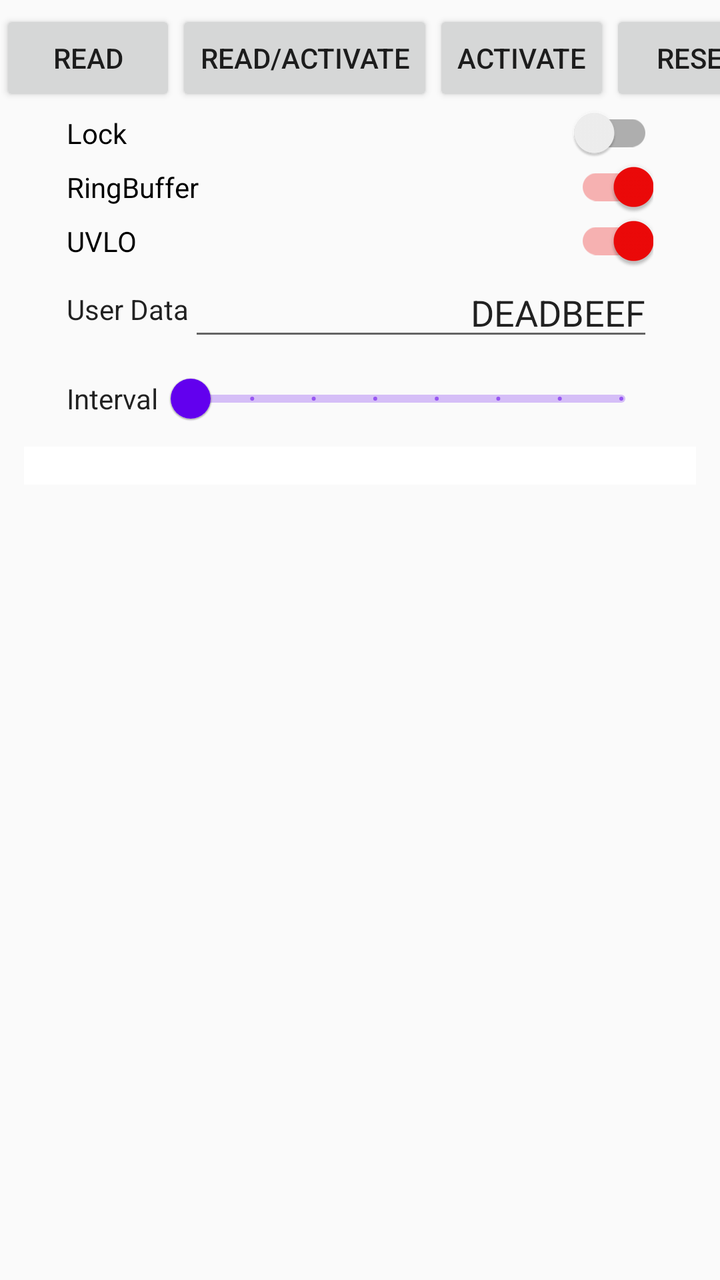
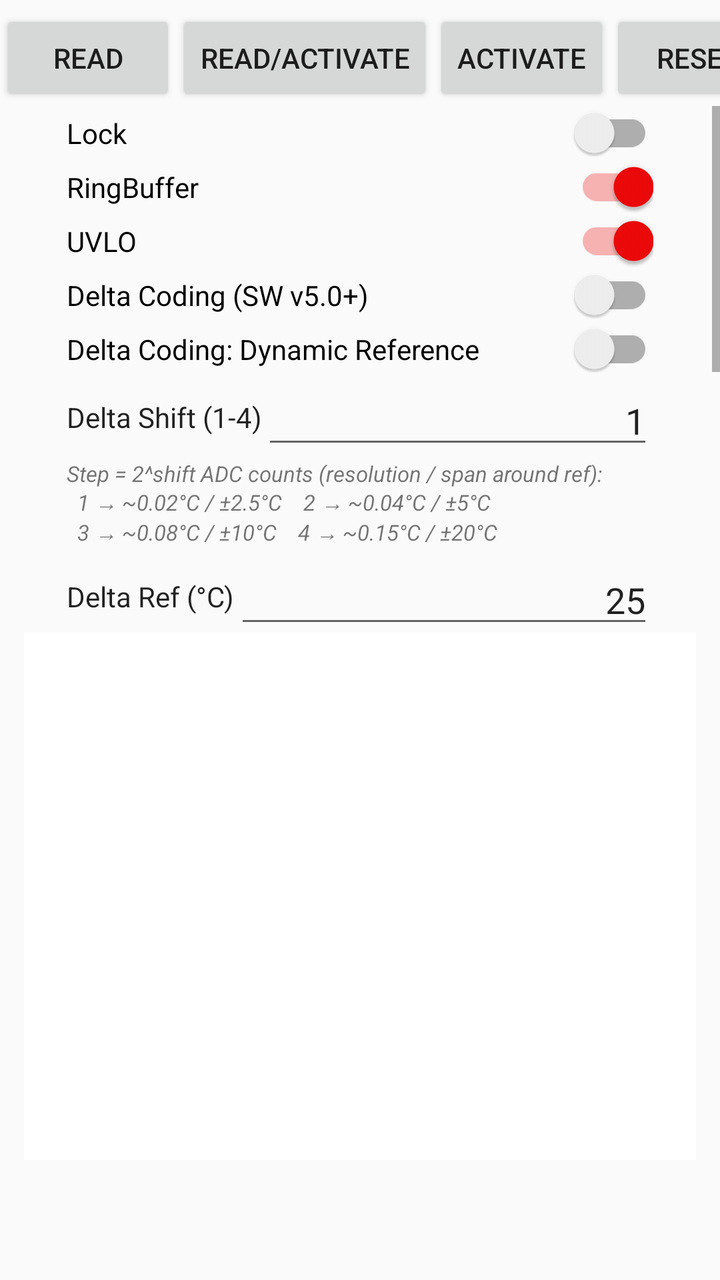

The first picture is an Android layout as it rendered before a commit; the second is the same layout after the commit. The layout source and the unified diff follow.
<!-- AndroidManifest.xml: application theme AppTheme -->
<!-- res/layout/activity_main.xml -->
<?xml version="1.0" encoding="utf-8"?>
<androidx.constraintlayout.widget.ConstraintLayout xmlns:android="http://schemas.android.com/apk/res/android"
    xmlns:app="http://schemas.android.com/apk/res-auto"
    xmlns:tools="http://schemas.android.com/tools"
    android:layout_width="match_parent"
    android:layout_height="match_parent"
    tools:context=".MainActivity">

    <LinearLayout
        android:id="@+id/contentLayout"
        android:layout_width="match_parent"
        android:layout_height="0dp"
        android:orientation="vertical"
        app:layout_constraintBottom_toTopOf="@id/status_bottom_bar"
        app:layout_constraintTop_toTopOf="parent">

        <LinearLayout
            android:layout_width="match_parent"
            android:layout_height="wrap_content"
            android:layout_marginTop="5dp"
            android:orientation="horizontal">

            <Space
                android:layout_width="wrap_content"
                android:layout_height="wrap_content"
                android:layout_weight="1" />

            <Button
                android:id="@+id/readButton"
                android:layout_width="wrap_content"
                android:layout_height="wrap_content"
                android:text="Read"
                android:textOff="Read/Activate"
                android:textOn="Read/Activate" />

            <Button
                android:id="@+id/readOrActivateButton"
                android:layout_width="wrap_content"
                android:layout_height="wrap_content"
                android:text="Read/Activate"
                android:textOff="Read/Activate"
                android:textOn="Read/Activate" />

            <Space
                android:layout_width="wrap_content"
                android:layout_height="wrap_content"
                android:layout_weight="1" />

            <Button
                android:id="@+id/activateButton"
                android:layout_width="wrap_content"
                android:layout_height="wrap_content"
                android:text="Activate"
                android:textOff="Activate"
                android:textOn="Activate" />


            <Space
                android:layout_width="wrap_content"
                android:layout_height="wrap_content"
                android:layout_weight="1" />

            <Button
                android:id="@+id/resetButton"
                android:layout_width="wrap_content"
                android:layout_height="wrap_content"
                android:text="Reset"
                android:textOff="Reset"
                android:textOn="Reset" />

            <Space
                android:layout_width="wrap_content"
                android:layout_height="wrap_content"
                android:layout_weight="1" />

        </LinearLayout>

        <LinearLayout
            android:id="@+id/activationConfigContainer"
            android:layout_width="match_parent"
            android:layout_height="wrap_content"
            android:orientation="horizontal"
            android:paddingLeft="100px"
            android:paddingRight="100px"
            android:visibility="visible">

            <LinearLayout
                android:layout_width="match_parent"
                android:layout_height="wrap_content"
                android:orientation="vertical">

                <androidx.appcompat.widget.SwitchCompat
                    android:id="@+id/lockSwitch"
                    android:layout_width="match_parent"
                    android:layout_height="wrap_content"
                    android:layout_weight="1"
                    android:checked="false"
                    android:text="Lock" />

                <androidx.appcompat.widget.SwitchCompat
                    android:id="@+id/ringbufferSwitch"
                    android:layout_width="match_parent"
                    android:layout_height="wrap_content"
                    android:layout_weight="1"
                    android:checked="true"
                    android:text="RingBuffer" />

                <androidx.appcompat.widget.SwitchCompat
                    android:id="@+id/uvloSwitch"
                    android:layout_width="match_parent"
                    android:layout_height="wrap_content"
                    android:layout_weight="1"
                    android:checked="true"
                    android:text="UVLO" />

                <LinearLayout
                    android:layout_width="match_parent"
                    android:layout_height="wrap_content"
                    android:layout_weight="1"
                    android:orientation="horizontal">

                    <TextView
                        android:id="@+id/userDataTextView"
                        android:layout_width="wrap_content"
                        android:layout_height="wrap_content"
                        android:layout_gravity="center"
                        android:layout_weight="0"
                        android:maxLines="1"
                        android:singleLine="true"
                        android:text="User Data"
                        android:textAppearance="@android:style/TextAppearance.DeviceDefault" />

                    <com.google.android.material.textfield.TextInputLayout
                        android:layout_width="match_parent"
                        android:layout_height="wrap_content"
                        android:layout_weight="1"
                        app:hintAnimationEnabled="true"
                        app:hintEnabled="false">

                        <com.google.android.material.textfield.TextInputEditText
                            android:id="@+id/userDataEditText"
                            android:layout_width="match_parent"
                            android:layout_height="wrap_content"
                            android:hint="hint"
                            android:selectAllOnFocus="true"
                            android:singleLine="true"
                            android:text="DEADBEEF"
                            android:textAlignment="textEnd" />
                    </com.google.android.material.textfield.TextInputLayout>
                </LinearLayout>

                <LinearLayout
                    android:layout_width="match_parent"
                    android:layout_height="wrap_content"
                    android:dividerPadding="2dp"
                    android:orientation="horizontal"
                    android:showDividers="middle">

                    <TextView
                        android:id="@+id/intervalTextView"
                        android:layout_width="wrap_content"
                        android:layout_height="wrap_content"
                        android:layout_gravity="center"
                        android:maxLines="1"
                        android:text="Interval"
                        android:textAppearance="@android:style/TextAppearance.DeviceDefault" />

                    <com.google.android.material.slider.RangeSlider
                        android:id="@+id/intervalSlider"
                        android:layout_width="wrap_content"
                        android:layout_height="wrap_content"
                        android:layout_gravity="center"
                        android:stepSize="1"
                        android:theme="@style/Theme.MaterialComponents.DayNight.NoActionBar"
                        android:valueFrom="0"
                        android:valueTo="7" />
                </LinearLayout>

            </LinearLayout>

            <Space
                android:layout_width="match_parent"
                android:layout_height="wrap_content"
                android:layout_weight="1" />
        </LinearLayout>

        <ScrollView
            android:id="@+id/scrollView"
            android:layout_width="match_parent"
            android:layout_height="wrap_content"
            android:layout_marginStart="12dp"
            android:layout_marginEnd="12dp"
            android:background="@android:color/white">

            <TextView
                android:id="@+id/main_text_view"
                android:layout_width="match_parent"
                android:layout_height="wrap_content"
                android:layout_marginLeft="4px"
                android:layout_marginRight="4px"
                android:gravity="top|start" />
        </ScrollView>

    </LinearLayout>

    <TextView
        android:id="@+id/status_bottom_bar"
        android:layout_width="match_parent"
        android:layout_height="60dp"
        android:drawablePadding="8dp"
        android:gravity="center"
        android:textColor="@android:color/black"
        android:textSize="18sp"
        android:textStyle="bold"
        app:layout_constraintBottom_toBottomOf="parent" />

</androidx.constraintlayout.widget.ConstraintLayout>
<!-- resources referenced by this layout -->
<resources>
  <style name="AppTheme" parent="Theme.AppCompat.Light.DarkActionBar">
          
          <item name="colorPrimary">@color/colorPrimary</item>
          <item name="colorPrimaryDark">@color/colorPrimaryDark</item>
          <item name="colorAccent">@color/colorAccent</item>
      </style>
  <color name="colorPrimary">#008577</color>
  <color name="colorPrimaryDark">#00574B</color>
  <color name="colorAccent">#EF0909</color>
</resources>

<!-- the commit's change to res/layout/activity_main.xml (unified diff, before → after) -->
@@ -74,6 +74,12 @@
                 android:layout_weight="1" />
 
         </LinearLayout>
+
+        <ScrollView
+            android:id="@+id/configScrollView"
+            android:layout_width="match_parent"
+            android:layout_height="0dp"
+            android:layout_weight="1">
 
         <LinearLayout
             android:id="@+id/activationConfigContainer"
@@ -112,6 +118,107 @@
                     android:layout_weight="1"
                     android:checked="true"
                     android:text="UVLO" />
+
+                <androidx.appcompat.widget.SwitchCompat
+                    android:id="@+id/deltaCodingSwitch"
+                    android:layout_width="match_parent"
+                    android:layout_height="wrap_content"
+                    android:layout_weight="1"
+                    android:checked="false"
+                    android:text="Delta Coding (SW v5.0+)" />
+
+                <androidx.appcompat.widget.SwitchCompat
+                    android:id="@+id/deltaCodingDynamicSwitch"
+                    android:layout_width="match_parent"
+                    android:layout_height="wrap_content"
+                    android:layout_weight="1"
+                    android:checked="false"
+                    android:text="Delta Coding: Dynamic Reference" />
+
+                <LinearLayout
+                    android:layout_width="match_parent"
+                    android:layout_height="wrap_content"
+                    android:layout_weight="1"
+                    android:orientation="horizontal">
+
+                    <TextView
+                        android:layout_width="wrap_content"
+                        android:layout_height="wrap_content"
+                        android:layout_gravity="center"
+                        android:maxLines="1"
+                        android:text="Delta Shift (1-4)"
+                        android:textAppearance="@android:style/TextAppearance.DeviceDefault" />
+
+                    <com.google.android.material.textfield.TextInputLayout
+                        android:layout_width="match_parent"
+                        android:layout_height="wrap_content"
+                        android:layout_weight="1"
+                        app:hintEnabled="false">
+
+                        <com.google.android.material.textfield.TextInputEditText
+                            android:id="@+id/deltaCodingShiftEditText"
+                            android:layout_width="match_parent"
+                            android:layout_height="wrap_content"
+                            android:inputType="number"
+                            android:selectAllOnFocus="true"
+                            android:singleLine="true"
+                            android:text="1"
+                            android:textAlignment="textEnd" />
+                    </com.google.android.material.textfield.TextInputLayout>
+                </LinearLayout>
+
+                <TextView
+                    android:id="@+id/deltaCodingShiftInfo"
+                    android:layout_width="match_parent"
+                    android:layout_height="wrap_content"
+                    android:layout_weight="1"
+                    android:paddingBottom="4dp"
+                    android:text="Step = 2^shift ADC counts (resolution / span around ref):\n  1 → ~0.02°C / ±2.5°C    2 → ~0.04°C / ±5°C\n  3 → ~0.08°C / ±10°C    4 → ~0.15°C / ±20°C"
+                    android:textSize="11sp"
+                    android:textStyle="italic" />
+
+                <LinearLayout
+                    android:layout_width="match_parent"
+                    android:layout_height="wrap_content"
+                    android:layout_weight="1"
+                    android:orientation="horizontal">
+
+                    <TextView
+                        android:layout_width="wrap_content"
+                        android:layout_height="wrap_content"
+                        android:layout_gravity="center"
+                        android:maxLines="1"
+                        android:text="Delta Ref (°C)"
+                        android:textAppearance="@android:style/TextAppearance.DeviceDefault" />
+
+                    <com.google.android.material.textfield.TextInputLayout
+                        android:layout_width="match_parent"
+                        android:layout_height="wrap_content"
+                        android:layout_weight="1"
+                        app:hintEnabled="false">
+
+                        <com.google.android.material.textfield.TextInputEditText
+                            android:id="@+id/deltaCodingReferenceEditText"
+                            android:layout_width="match_parent"
+                            android:layout_height="wrap_content"
+                            android:inputType="numberSigned|numberDecimal"
+                            android:selectAllOnFocus="true"
+                            android:singleLine="true"
+                            android:text="25"
+                            android:textAlignment="textEnd" />
+                    </com.google.android.material.textfield.TextInputLayout>
+                </LinearLayout>
+
+                <TextView
+                    android:id="@+id/deltaCodingInfo"
+                    android:layout_width="match_parent"
+                    android:layout_height="wrap_content"
+                    android:layout_weight="1"
+                    android:paddingTop="2dp"
+                    android:paddingBottom="6dp"
+                    android:text="Delta coding only applies to SW v5.0+ patches. Instead of a full 16-bit value, each measurement is stored as a signed 8-bit delta relative to a reference.\n\nReference (°C): baseline the deltas are measured against — use a value near the first expected measurement. Converted to an ADC value with a nominal calibration, so it is approximate.\n\nDynamic reference encodes each delta against the previous value (limits per-sample change) instead of the fixed reference (limits absolute distance from it)."
+                    android:textSize="11sp"
+                    android:textStyle="italic" />
 
                 <LinearLayout
                     android:layout_width="match_parent"
@@ -183,11 +290,13 @@
                 android:layout_height="wrap_content"
                 android:layout_weight="1" />
         </LinearLayout>
+        </ScrollView>
 
         <ScrollView
             android:id="@+id/scrollView"
             android:layout_width="match_parent"
-            android:layout_height="wrap_content"
+            android:layout_height="0dp"
+            android:layout_weight="1"
             android:layout_marginStart="12dp"
             android:layout_marginEnd="12dp"
             android:background="@android:color/white">
